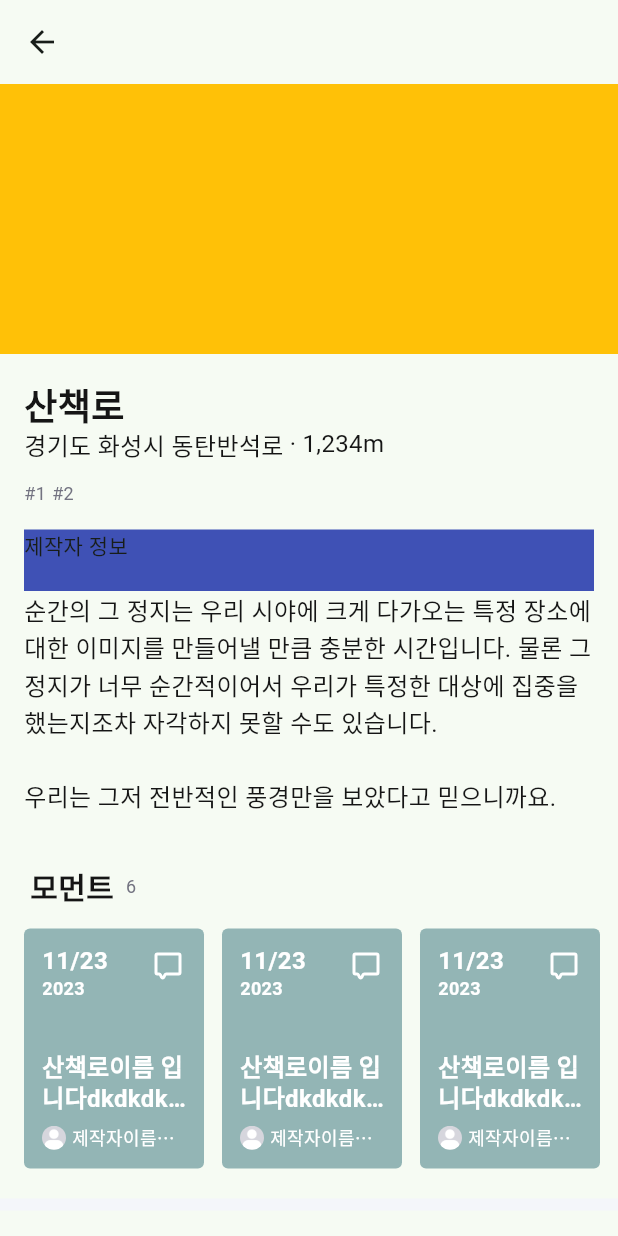
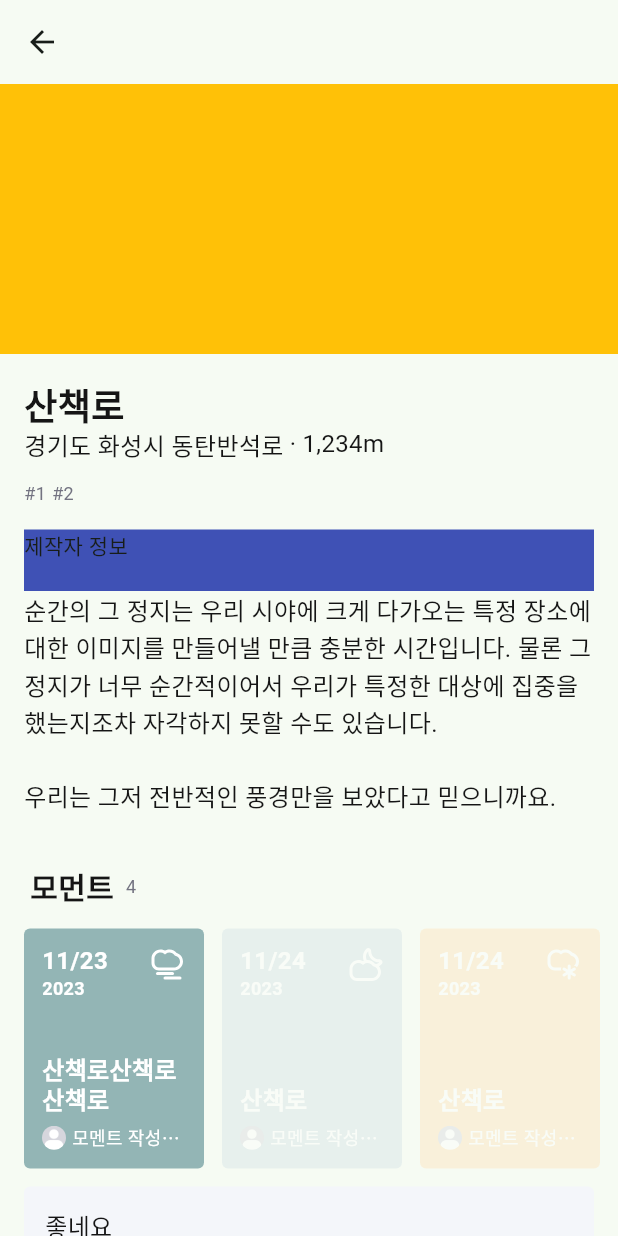
Before and after one commit to Naemansan/naemansan-hybird, a Flutter app: the TrailDetailScreen screen opened directly, on a phone screen of 412 x 824 dp. Run offline on Flutter 3.47's test engine with Material 2 defaults, Android fonts, the phone set to English and light mode, and no system bars; our stand-ins replace flutter_dotenv, flutter_native_splash, flutter_svg, geolocator, get; missing offline and left inert: naver_map_plugin; accounts and stored records are empty.

Commit message:
:sparkles: Feat: Trail Detail -> moment List
모먼트 볼 수 있는 부분을 완성했습습니다.

```diff
--- /dev/null
+++ b/lib/models/moment_model.dart
@@ -0,0 +1,16 @@
+class MomentModel {
+  final String date;
+  final String year;
+
+  final String weather;
+
+  final String emotion;
+
+  final String trailName;
+  final String userName;
+
+  final String context;
+
+  MomentModel(this.date, this.year, this.weather, this.emotion, this.trailName,
+      this.userName, this.context);
+}
--- a/lib/models/trail_detail_model.dart
+++ b/lib/models/trail_detail_model.dart
@@ -1,3 +1,5 @@
+import 'package:naemansan/models/moment_model.dart';
+
 class TrailDetailModel {
   final String name;
   final String location;
@@ -10,6 +12,7 @@ class TrailDetailModel {
   final String writer;
   final String date;
 
+  final List<MomentModel> momnetList;
   TrailDetailModel(this.name, this.location, this.distance, this.tags,
-      this.description, this.writer, this.date);
+      this.description, this.writer, this.date, this.momnetList);
 }
--- a/lib/screens/trailDetail/trail_detail_screen.dart
+++ b/lib/screens/trailDetail/trail_detail_screen.dart
@@ -52,7 +52,8 @@ class TrailDetailScreen extends StatelessWidget {
                           description: viewModel.trailDetailInfo.description),
 
                       //모먼트
-                      TrailDetailMomentList()
+                      TrailDetailMomentList(
+                          momentList: viewModel.trailDetailInfo.momnetList)
                     ],
                   ),
                 ), //산책로 정보
--- a/lib/viewModel/trail_detail_view_model.dart
+++ b/lib/viewModel/trail_detail_view_model.dart
@@ -1,4 +1,5 @@
 import 'package:get/get.dart';
+import 'package:naemansan/models/moment_model.dart';
 import 'package:naemansan/models/trail_detail_model.dart';
 
 class TrailDetailViewModel extends GetxController {
@@ -11,7 +12,23 @@ class TrailDetailViewModel extends GetxController {
         ["#1", "#2"],
         "순간의 그 정지는 우리 시야에 크게 다가오는 특정 장소에 대한 이미지를 만들어낼 만큼 충분한 시간입니다. 물론 그 정지가 너무 순간적이어서 우리가 특정한 대상에 집중을 했는지조차 자각하지 못할 수도 있습니다.\n\n우리는 그저 전반적인 풍경만을 보았다고 믿으니까요.",
         "서현",
-        "2023년 9월 24일");
+        "2023년 9월 24일",
+        [
+          MomentModel(
+              "11/23", "2023", "Cloud", "Sad", "산책로산책로산책로", "모멘트 작성자 1", "좋네요"),
+          MomentModel(
+              "11/24",
+              "2023",
+              "FewCloudNight",
+              "Hurt",
+              "산책로",
+              "모멘트 작성자 2",
+              "좋네요... 그만하고싶다.좋네요... 그만하고싶다좋네요... 그만하고싶다좋네요... 그만하고싶다좋네요... 그만하고싶다"),
+          MomentModel("11/24", "2023", "Snow", "Joy", "산책로", "모멘트 작성자 2",
+              "좋네요... 그만하고싶다."),
+          MomentModel("11/24", "2023", "Rain", "Com", "산책로", "모멘트 작성자 2",
+              "좋네요... 그만하고싶다좋네요... 그만하고싶다좋네요... 그만하고싶다좋네요... 그만하고싶다좋네요... 그만하고싶다좋네요... 그만하고싶다좋네요... 그만하고싶다."),
+        ]);
   }
   TrailDetailModel get trailDetailInfo => _trailDetailInfo;
 }
--- a/lib/widget/moment/momentCard/moment_card.dart
+++ b/lib/widget/moment/momentCard/moment_card.dart
@@ -1,19 +1,41 @@
 import 'package:flutter/material.dart';
 import 'package:flutter_svg/svg.dart';
+import 'package:naemansan/models/moment_model.dart';
 import 'package:naemansan/utilities/style/color_styles.dart';
 import 'package:naemansan/utilities/style/font_styles.dart';
 
 class MomentCard extends StatelessWidget {
-  const MomentCard({super.key});
+  final MomentModel momentInfo;
+  const MomentCard({super.key, required this.momentInfo});
 
   @override
   Widget build(BuildContext context) {
+    Color getEmotionColor(String emotion) {
+      switch (emotion) {
+        case "Joy":
+          return ColorStyles.emotionJoy;
+        case "Com":
+          return ColorStyles.emotionCom;
+        case "Sur":
+          return ColorStyles.emotionSur;
+        case "Sad":
+          return ColorStyles.emotionSad;
+        case "Boolan":
+          return ColorStyles.emotionBoolan;
+        case "Hurt":
+          return ColorStyles.emotionHurt;
+
+        default:
+          return ColorStyles.black;
+      }
+    }
+
     return Container(
       width: 120,
       height: 160,
       padding: const EdgeInsets.all(12),
       decoration: BoxDecoration(
-        color: ColorStyles.emotionSad,
+        color: getEmotionColor(momentInfo.emotion),
         borderRadius: BorderRadius.circular(4.0),
       ),
       child: Column(
@@ -27,16 +49,16 @@ class MomentCard extends StatelessWidget {
               Column(
                 crossAxisAlignment: CrossAxisAlignment.start,
                 children: [
-                  Text("11/23",
+                  Text(momentInfo.date,
                       style: FontStyles.semiBold16
                           .copyWith(color: ColorStyles.white)),
-                  Text("2023",
+                  Text(momentInfo.year,
                       style: FontStyles.semiBold12
                           .copyWith(color: ColorStyles.white)),
                 ],
               ),
               SvgPicture.asset(
-                'assets/icons/moment.svg',
+                'assets/icons/weather${momentInfo.weather}.svg',
                 height: 24,
                 colorFilter: const ColorFilter.mode(
                     ColorStyles.white, BlendMode.srcATop),
@@ -44,8 +66,9 @@ class MomentCard extends StatelessWidget {
             ],
           ),
           Column(
+            crossAxisAlignment: CrossAxisAlignment.start,
             children: [
-              Text("산책로이름 입니다dkdkdkkdkdkdk",
+              Text(momentInfo.trailName,
                   overflow: TextOverflow.ellipsis,
                   maxLines: 2,
                   style:
@@ -69,7 +92,7 @@ class MomentCard extends StatelessWidget {
                     ),
                   ),
                   Expanded(
-                    child: Text("제작자이름입dkdkdkdk.",
+                    child: Text(momentInfo.userName,
                         overflow: TextOverflow.ellipsis,
                         maxLines: 1,
                         style: FontStyles.regular12
--- a/lib/widget/trail/trailDetail/trail_detail_moment_list.dart
+++ b/lib/widget/trail/trailDetail/trail_detail_moment_list.dart
@@ -1,16 +1,20 @@
 import 'package:flutter/material.dart';
+import 'package:naemansan/models/moment_model.dart';
 import 'package:naemansan/utilities/style/color_styles.dart';
 import 'package:naemansan/utilities/style/font_styles.dart';
 import 'package:naemansan/widget/moment/momentCard/moment_card.dart';
 
 class TrailDetailMomentList extends StatefulWidget {
-  const TrailDetailMomentList({super.key});
+  final List<MomentModel> momentList;
+  const TrailDetailMomentList({super.key, required this.momentList});
 
   @override
   State<TrailDetailMomentList> createState() => _TrailDetailMomentListState();
 }
 
 class _TrailDetailMomentListState extends State<TrailDetailMomentList> {
+  int currentMoment = 0;
+
   @override
   Widget build(BuildContext context) {
     return Container(
@@ -33,7 +37,7 @@ class _TrailDetailMomentListState extends State<TrailDetailMomentList> {
                     width: 8,
                   ),
                   Text(
-                    "6",
+                    widget.momentList.length.toString(),
                     style:
                         FontStyles.regular12.copyWith(color: ColorStyles.gray3),
                   ),
@@ -43,17 +47,50 @@ class _TrailDetailMomentListState extends State<TrailDetailMomentList> {
             // 타이틀
 
             //모먼트 리스트
-            Container(
+            SizedBox(
               width: double.infinity,
               child: SingleChildScrollView(
                 clipBehavior: Clip.none,
                 scrollDirection: Axis.horizontal,
-                child: Wrap(
-                  spacing: 12,
-                  children: [1, 2, 3, 4].map((element) {
-                    return MomentCard();
-                  }).toList(),
+                child: Column(
+                  children: [
+                    Wrap(
+                      spacing: 12,
+                      children:
+                          widget.momentList.asMap().entries.map((element) {
+                        return GestureDetector(
+                          onTap: () {
+                            setState(() {
+                              currentMoment = element.key;
+                            });
+                          },
+                          child: Opacity(
+                            opacity: currentMoment == element.key ? 1 : 0.4,
+                            child: MomentCard(
+                              momentInfo: element.value,
+                            ),
+                          ),
+                        );
+                      }).toList(),
+                    ),
+                  ],
                 ),
+              ),
+            ),
+            Container(
+              width: double.infinity,
+              margin: const EdgeInsets.only(top: 12),
+              padding: const EdgeInsets.fromLTRB(12, 12, 12, 20),
+              decoration: BoxDecoration(
+                  color: ColorStyles.gray0,
+                  borderRadius: BorderRadius.circular(4),
+                  border: Border.all(
+                    color: ColorStyles.gray0,
+                    width: 2,
+                  )),
+              child: Text(
+                widget.momentList[currentMoment].context,
+                style: FontStyles.regular16.copyWith(color: ColorStyles.black),
               ),
             ),
 
```
Also changed, not shown: assets/icons/weatherCloud.svg (added), assets/icons/weatherFewCloudDay.svg (added), assets/icons/weatherFewCloudNight.svg (added), assets/icons/weatherRain.svg (added), assets/icons/weatherSnow.svg (added), assets/icons/weatherSunnyDay.svg (added), assets/icons/weatherSunnyNight.svg (added).
